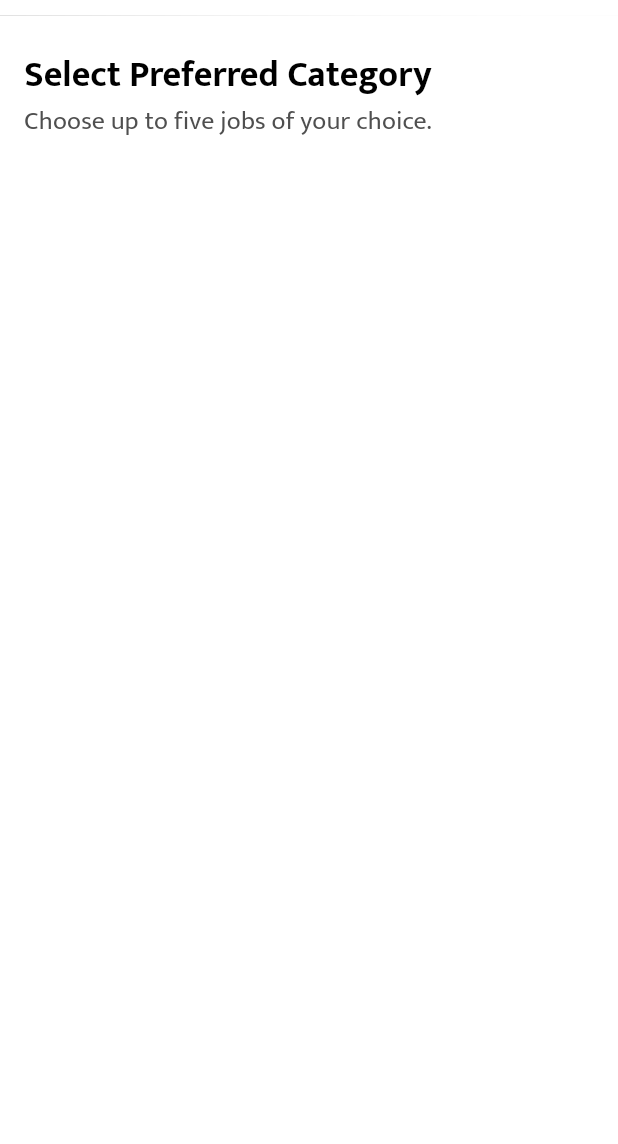
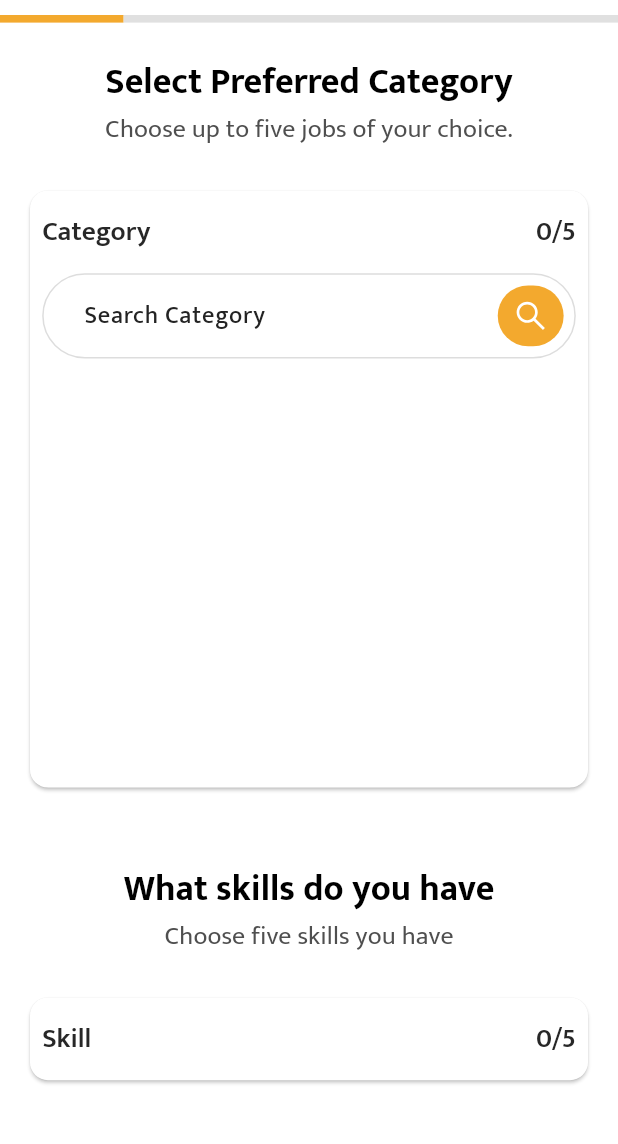
Before and after one commit to irajkumarr/job-seeker-application, a Flutter app: the screen it shows after launch, on a phone screen of 412 x 824 dp, the part 69-1213 px from its top. Run offline on Flutter 3.47's test engine with Material 3 defaults, Android fonts, the phone set to English and light mode, and no system bars; our stand-ins replace cached_network_image, connectivity_plus, firebase_core, firebase_messaging, flutter_cache_manager, flutter_local_notifications and 11 more; missing offline and left inert: app_settings; accounts and stored records are empty; generated files the repository leaves out were written again; network calls fail; project files that could hold a hidden picture were left out; key blocks and very long unbroken strings in the code were emptied for the run.

Commit message:
signup preferred screen done

```diff
--- a/frontend/lib/features/authentication/screens/signup/signup_preferred_screen.dart
+++ b/frontend/lib/features/authentication/screens/signup/signup_preferred_screen.dart
@@ -1,43 +1,51 @@
 import 'package:flutter/material.dart';
-import 'package:flutter_screenutil/flutter_screenutil.dart';
 import 'package:frontend/common/widgets/appbar/appbar.dart';
 import 'package:frontend/core/utils/constants/colors.dart';
 import 'package:frontend/core/utils/constants/sizes.dart';
 import 'package:frontend/core/utils/device/device_utility.dart';
+import 'package:frontend/features/authentication/screens/signup/widgets/preferred_category_section.dart';
+import 'package:frontend/features/authentication/screens/signup/widgets/preferred_skill_section.dart';
+import 'package:flutter_screenutil/flutter_screenutil.dart';
 
 class SignupPreferredScreen extends StatelessWidget {
-  const SignupPreferredScreen({super.key});
+  const SignupPreferredScreen({Key? key}) : super(key: key);
 
   @override
   Widget build(BuildContext context) {
     return Scaffold(
       appBar: PreferredSize(
-          preferredSize: Size.fromHeight(KDeviceUtils.getAppBarHeight()),
-          child: Appbar(isActionRequired: false)),
-      body: Padding(
-        padding: EdgeInsets.symmetric(horizontal: KSizes.md).copyWith(
-          bottom: KSizes.md,
+        preferredSize: Size.fromHeight(KDeviceUtils.getAppBarHeight() + 5.h),
+        child: Column(
+          crossAxisAlignment: CrossAxisAlignment.start,
+          children: [
+            Appbar(isActionRequired: false),
+            Row(
+              children: [
+                Container(
+                  color: KColors.primary,
+                  height: 5.h,
+                  width: 75.w,
+                ),
+                Expanded(
+                  child: Container(
+                    color: KColors.grey,
+                    height: 5.h,
+                  ),
+                ),
+              ],
+            ),
+          ],
         ),
+      ),
+      body: SingleChildScrollView(
         child: Column(
+          crossAxisAlignment: CrossAxisAlignment.center,
           children: [
+            // Category section
+            PreferredCategorySection(),
             SizedBox(height: KSizes.defaultSpace),
-            Text(
-              "Select Preferred Category",
-              style: Theme.of(context).textTheme.headlineMedium?.copyWith(
-                    fontWeight: FontWeight.bold,
-                    color: Colors.black,
-                  ),
-            ),
-            SizedBox(height: KSizes.xs),
-            Text(
-              "Choose up to five jobs of your choice.",
-              textAlign: TextAlign.center,
-              style: Theme.of(context).textTheme.titleSmall?.copyWith(
-                    color: KColors.darkerGrey,
-                    fontSize: 17.sp,
-                  ),
-            ),
-            SizedBox(height: KSizes.defaultSpace),
+            // Skill section
+            PreferredSkillSection(),
           ],
         ),
       ),
--- /dev/null
+++ b/frontend/lib/features/authentication/screens/signup/widgets/preferred_category_section.dart
@@ -0,0 +1,215 @@
+import 'package:flutter/material.dart';
+import 'package:flutter_screenutil/flutter_screenutil.dart';
+import 'package:flutter_vector_icons/flutter_vector_icons.dart';
+import 'package:frontend/common/widgets/buttons/custom_button.dart';
+import 'package:frontend/core/utils/circular_progress_indicator/custom_loading.dart';
+import 'package:frontend/core/utils/constants/colors.dart';
+import 'package:frontend/core/utils/constants/sizes.dart';
+import 'package:frontend/features/dashboard/providers/category_provider.dart';
+import 'package:provider/provider.dart';
+
+class PreferredCategorySection extends StatelessWidget {
+  const PreferredCategorySection({
+    super.key,
+  });
+
+  @override
+  Widget build(BuildContext context) {
+    final categoryProvider = Provider.of<CategoryProvider>(context);
+    return Column(
+      children: [
+        Column(
+          children: [
+            SizedBox(height: KSizes.defaultSpace),
+            Text(
+              "Select Preferred Category",
+              style: Theme.of(context).textTheme.headlineMedium?.copyWith(
+                    fontWeight: FontWeight.bold,
+                    color: Colors.black,
+                  ),
+            ),
+            SizedBox(height: KSizes.xs),
+            Text(
+              "Choose up to five jobs of your choice.",
+              textAlign: TextAlign.center,
+              style: Theme.of(context).textTheme.titleSmall?.copyWith(
+                    color: KColors.darkerGrey,
+                    fontSize: 17.sp,
+                  ),
+            ),
+            SizedBox(height: KSizes.defaultSpace),
+          ],
+        ),
+
+        // Category and Counter
+        Padding(
+          padding: const EdgeInsets.symmetric(horizontal: KSizes.md),
+          child: SizedBox(
+            height: categoryProvider.isMinimizedCategory ? null : 400.h,
+            child: GestureDetector(
+              onTap: categoryProvider.selectedCategories.length >= 1
+                  ? () {
+                      categoryProvider.toggleMinimizedCategory();
+                    }
+                  : null,
+              child: Card(
+                color: KColors.white,
+                child: Padding(
+                  padding: EdgeInsets.symmetric(
+                      horizontal: KSizes.sm, vertical: KSizes.md),
+                  child: Column(
+                    crossAxisAlignment: CrossAxisAlignment.start,
+                    children: [
+                      // Counter
+                      Row(
+                        mainAxisAlignment: MainAxisAlignment.spaceBetween,
+                        children: [
+                          Text(
+                            "Category",
+                            style: Theme.of(context)
+                                .textTheme
+                                .titleLarge!
+                                .copyWith(
+                                  fontSize: 18.sp,
+                                  fontWeight: FontWeight.w600,
+                                ),
+                          ),
+                          Text(
+                            "${categoryProvider.selectedCategories.length}/5",
+                            style: Theme.of(context)
+                                .textTheme
+                                .titleLarge!
+                                .copyWith(
+                                  fontSize: 18.sp,
+                                  fontWeight: FontWeight.w600,
+                                ),
+                          ),
+                        ],
+                      ),
+                      if (categoryProvider.isLoading) CustomLoading(),
+                      if (!categoryProvider.isMinimizedCategory &&
+                          !categoryProvider.isLoading) ...[
+                        SizedBox(height: KSizes.md),
+                        // Search Bar
+                        TextField(
+                          decoration: InputDecoration(
+                            contentPadding: EdgeInsets.symmetric(
+                                horizontal: KSizes.defaultSpace),
+                            suffixIcon: Padding(
+                              padding: EdgeInsets.all(KSizes.sm),
+                              child: Container(
+                                width: 40.w,
+                                height: 40.h,
+                                decoration: BoxDecoration(
+                                  color: KColors.primary,
+                                  borderRadius: BorderRadius.circular(100),
+                                ),
+                                child: Icon(
+                                  AntDesign.search1,
+                                  color: KColors.white,
+                                ),
+                              ),
+                            ),
+                            hintText: "Search Category",
+                            border: const OutlineInputBorder().copyWith(
+                              borderRadius: BorderRadius.circular(50),
+                              borderSide: const BorderSide(
+                                  width: 1, color: KColors.lightBackground),
+                            ),
+                            enabledBorder: const OutlineInputBorder().copyWith(
+                              borderRadius: BorderRadius.circular(50),
+                              borderSide: const BorderSide(
+                                  width: 1, color: KColors.lightBackground),
+                            ),
+                            focusedBorder: const OutlineInputBorder().copyWith(
+                              borderRadius: BorderRadius.circular(50),
+                              borderSide: const BorderSide(
+                                  width: 1, color: KColors.primary),
+                            ),
+                          ),
+                        ),
+                        SizedBox(height: KSizes.md),
+                        // Categories
+                        Expanded(
+                          child: Wrap(
+                            spacing: 10,
+                            runSpacing: 10,
+                            children:
+                                categoryProvider.categories!.map((category) {
+                              final isSelected = categoryProvider
+                                  .selectedCategories
+                                  .contains(category.name);
+
+                              return GestureDetector(
+                                onTap: () {
+                                  if (categoryProvider
+                                              .selectedCategories.length >=
+                                          5 &&
+                                      !isSelected) {
+                                    ScaffoldMessenger.of(context).showSnackBar(
+                                      SnackBar(
+                                        elevation: 0,
+                                        shape: RoundedRectangleBorder(
+                                          borderRadius:
+                                              BorderRadius.circular(KSizes.md),
+                                        ),
+                                        behavior: SnackBarBehavior.floating,
+                                        backgroundColor: KColors.error,
+                                        content: Text("Max limit reached"),
+                                        duration: Duration(seconds: 2),
+                                      ),
+                                    );
+                                  } else {
+                                    categoryProvider
+                                        .toggleCategory(category.name);
+                                  }
+                                },
+                                child: Container(
+                                  padding: const EdgeInsets.symmetric(
+                                    horizontal: 16.0,
+                                    vertical: 8.0,
+                                  ),
+                                  decoration: BoxDecoration(
+                                    color: isSelected
+                                        ? KColors.secondary
+                                        : Colors.white,
+                                    borderRadius: BorderRadius.circular(20),
+                                    border: Border.all(
+                                      color: isSelected
+                                          ? KColors.primary
+                                          : KColors.grey,
+                                    ),
+                                  ),
+                                  child: Text(
+                                    category.name,
+                                    style: TextStyle(
+                                      color: Colors.black,
+                                    ),
+                                  ),
+                                ),
+                              );
+                            }).toList(),
+                          ),
+                        ),
+                        SizedBox(height: KSizes.md),
+                        // Next Button
+                        categoryProvider.selectedCategories.length >= 1
+                            ? CustomButton(
+                                text: "Next",
+                                onPressed: () {
+                                  categoryProvider.toggleMinimizedCategory();
+                                },
+                              )
+                            : SizedBox(),
+                      ],
+                    ],
+                  ),
+                ),
+              ),
+            ),
+          ),
+        ),
+      ],
+    );
+  }
+}
--- /dev/null
+++ b/frontend/lib/features/authentication/screens/signup/widgets/preferred_skill_section.dart
@@ -0,0 +1,215 @@
+import 'package:flutter/material.dart';
+import 'package:flutter_vector_icons/flutter_vector_icons.dart';
+import 'package:frontend/common/widgets/buttons/custom_button.dart';
+import 'package:frontend/core/utils/circular_progress_indicator/custom_loading.dart';
+import 'package:frontend/core/utils/constants/colors.dart';
+import 'package:frontend/core/utils/constants/sizes.dart';
+import 'package:frontend/features/dashboard/providers/category_provider.dart';
+import 'package:provider/provider.dart';
+import 'package:flutter_screenutil/flutter_screenutil.dart';
+
+class PreferredSkillSection extends StatelessWidget {
+  const PreferredSkillSection({
+    super.key,
+  });
+
+  @override
+  Widget build(BuildContext context) {
+    final categoryProvider = Provider.of<CategoryProvider>(context);
+    return Column(
+      children: [
+        Column(
+          children: [
+            SizedBox(height: KSizes.defaultSpace),
+            Text(
+              "What skills do you have",
+              style: Theme.of(context).textTheme.headlineMedium?.copyWith(
+                    fontWeight: FontWeight.bold,
+                    color: Colors.black,
+                  ),
+            ),
+            SizedBox(height: KSizes.xs),
+            Text(
+              "Choose five skills you have",
+              textAlign: TextAlign.center,
+              style: Theme.of(context).textTheme.titleSmall?.copyWith(
+                    color: KColors.darkerGrey,
+                    fontSize: 17.sp,
+                  ),
+            ),
+            SizedBox(height: KSizes.defaultSpace),
+          ],
+        ),
+
+        // skill and Counter
+        Padding(
+          padding: const EdgeInsets.symmetric(horizontal: KSizes.md),
+          child: SizedBox(
+            height: categoryProvider.isMinimizedSkill ||
+                    !categoryProvider.isMinimizedCategory
+                ? null
+                : 430.h,
+            child: GestureDetector(
+              onTap: categoryProvider.selectedSkills.length >= 1
+                  ? () {
+                      categoryProvider.toggleMinimizedSkill();
+                    }
+                  : null,
+              child: Card(
+                color: KColors.white,
+                child: Padding(
+                  padding: EdgeInsets.symmetric(
+                      horizontal: KSizes.sm, vertical: KSizes.md),
+                  child: Column(
+                    crossAxisAlignment: CrossAxisAlignment.start,
+                    children: [
+                      // Counter
+                      Row(
+                        mainAxisAlignment: MainAxisAlignment.spaceBetween,
+                        children: [
+                          Text(
+                            "Skill",
+                            style: Theme.of(context)
+                                .textTheme
+                                .titleLarge!
+                                .copyWith(
+                                  fontSize: 18.sp,
+                                  fontWeight: FontWeight.w600,
+                                ),
+                          ),
+                          Text(
+                            "${categoryProvider.selectedSkills.length}/5",
+                            style: Theme.of(context)
+                                .textTheme
+                                .titleLarge!
+                                .copyWith(
+                                  fontSize: 18.sp,
+                                  fontWeight: FontWeight.w600,
+                                ),
+                          ),
+                        ],
+                      ),
+                      if (categoryProvider.isLoading) CustomLoading(),
+                      if (!categoryProvider.isMinimizedSkill &&
+                          categoryProvider.isMinimizedCategory) ...[
+                        SizedBox(height: KSizes.md),
+                        // Search Bar
+                        TextField(
+                          decoration: InputDecoration(
+                            contentPadding: EdgeInsets.symmetric(
+                                horizontal: KSizes.defaultSpace),
+                            suffixIcon: Padding(
+                              padding: EdgeInsets.all(KSizes.sm),
+                              child: Container(
+                                width: 40.w,
+                                height: 40.h,
+                                decoration: BoxDecoration(
+                                  color: KColors.primary,
+                                  borderRadius: BorderRadius.circular(100),
+                                ),
+                                child: Icon(
+                                  AntDesign.search1,
+                                  color: KColors.white,
+                                ),
+                              ),
+                            ),
+                            hintText: "Search Category",
+                            border: const OutlineInputBorder().copyWith(
+                              borderRadius: BorderRadius.circular(50),
+                              borderSide: const BorderSide(
+                                  width: 1, color: KColors.lightBackground),
+                            ),
+                            enabledBorder: const OutlineInputBorder().copyWith(
+                              borderRadius: BorderRadius.circular(50),
+                              borderSide: const BorderSide(
+                                  width: 1, color: KColors.lightBackground),
+                            ),
+                            focusedBorder: const OutlineInputBorder().copyWith(
+                              borderRadius: BorderRadius.circular(50),
+                              borderSide: const BorderSide(
+                                  width: 1, color: KColors.primary),
+                            ),
+                          ),
+                        ),
+                        SizedBox(height: KSizes.md),
+                        // Categories
+                        Expanded(
+                          child: Wrap(
+                            spacing: 10,
+                            runSpacing: 10,
+                            children:
+                                categoryProvider.prefferedSkills.map((skill) {
+                              final isSelected = categoryProvider.selectedSkills
+                                  .contains(skill);
+
+                              return GestureDetector(
+                                onTap: () {
+                                  if (categoryProvider.selectedSkills.length >=
+                                          5 &&
+                                      !isSelected) {
+                                    ScaffoldMessenger.of(context).showSnackBar(
+                                      SnackBar(
+                                        elevation: 0,
+                                        shape: RoundedRectangleBorder(
+                                          borderRadius:
+                                              BorderRadius.circular(KSizes.md),
+                                        ),
+                                        behavior: SnackBarBehavior.floating,
+                                        backgroundColor: KColors.error,
+                                        content: Text("Max limit reached"),
+                                        duration: Duration(seconds: 2),
+                                      ),
+                                    );
+                                  } else {
+                                    categoryProvider.toggleSkill(skill);
+                                  }
+                                },
+                                child: Container(
+                                  padding: const EdgeInsets.symmetric(
+                                    horizontal: 16.0,
+                                    vertical: 8.0,
+                                  ),
+                                  decoration: BoxDecoration(
+                                    color: isSelected
+                                        ? KColors.secondary
+                                        : Colors.white,
+                                    borderRadius: BorderRadius.circular(20),
+                                    border: Border.all(
+                                      color: isSelected
+                                          ? KColors.primary
+                                          : KColors.grey,
+                                    ),
+                                  ),
+                                  child: Text(
+                                    skill,
+                                    style: TextStyle(
+                                      color: Colors.black,
+                                    ),
+                                  ),
+                                ),
+                              );
+                            }).toList(),
+                          ),
+                        ),
+                        SizedBox(height: KSizes.md),
+                        // Next Button
+                        categoryProvider.selectedSkills.length >= 1
+                            ? CustomButton(
+                                text: "Next",
+                                onPressed: () {
+                                  categoryProvider.toggleMinimizedSkill();
+                                },
+                              )
+                            : SizedBox(),
+                      ],
+                    ],
+                  ),
+                ),
+              ),
+            ),
+          ),
+        ),
+      ],
+    );
+  }
+}
--- a/frontend/lib/features/dashboard/providers/category_provider.dart
+++ b/frontend/lib/features/dashboard/providers/category_provider.dart
@@ -15,6 +15,22 @@ class CategoryProvider with ChangeNotifier {
   List<CategoryModel>? get categories => _categories;
   bool get isLoading => _isLoading;
   ErrorModel? get error => _error;
+  final Set<String> _selectedCategories = {};
+  Set<String> get selectedCategories => _selectedCategories;
+
+  bool isMinimizedCategory = false;
+
+  void toggleMinimizedCategory() {
+    isMinimizedCategory = !isMinimizedCategory;
+    notifyListeners();
+  }
+
+  bool isMinimizedSkill = false;
+
+  void toggleMinimizedSkill() {
+    isMinimizedSkill = !isMinimizedSkill;
+    notifyListeners();
+  }
 
   CategoryProvider() {
     fetchCategories();
@@ -47,6 +63,15 @@ class CategoryProvider with ChangeNotifier {
     }
   }
 
+  void toggleCategory(String category) {
+    if (_selectedCategories.contains(category)) {
+      _selectedCategories.remove(category);
+    } else if (_selectedCategories.length < 5) {
+      _selectedCategories.add(category);
+    }
+    notifyListeners();
+  }
+
   CategoryModel? _category;
 
   CategoryModel? get category => _category;
@@ -62,8 +87,8 @@ class CategoryProvider with ChangeNotifier {
           await http.get(Uri.parse("$kAppBaseUrl/api/categories/$categoryId"));
 
       if (response.statusCode == 200) {
-        final jsonData = json.decode(response.body); // Decode the JSON response
-        _category = CategoryModel.fromJson(jsonData); // Convert JSON to model
+        final jsonData = json.decode(response.body);
+        _category = CategoryModel.fromJson(jsonData);
         _error = null;
         _isLoading = false;
         notifyListeners();
@@ -79,4 +104,31 @@ class CategoryProvider with ChangeNotifier {
       notifyListeners();
     }
   }
+
+  //for preferred skills
+
+  final List<String> prefferedSkills = [
+    "Computer skill",
+    "Marketing Capability",
+    "Customer Service Management Skills",
+    "Sales Knowledge",
+    "Computer Knowledge",
+    "Public Speaking",
+    "Reporting",
+    "Security",
+    "Reporting",
+    "Flexible",
+  ];
+  final Set<String> _selectedSkills = {};
+
+  Set<String> get selectedSkills => _selectedSkills;
+
+  void toggleSkill(String skill) {
+    if (_selectedSkills.contains(skill)) {
+      _selectedSkills.remove(skill);
+    } else if (_selectedSkills.length < 5) {
+      _selectedSkills.add(skill);
+    }
+    notifyListeners();
+  }
 }
--- a/frontend/pubspec.yaml
+++ b/frontend/pubspec.yaml
@@ -62,6 +62,7 @@ dependencies:
   dots_indicator: ^3.0.0
   carousel_slider: ^5.0.0
   smooth_page_indicator: ^1.2.0+3
+  loading_animation_widget: ^1.3.0
 
   uuid: any
   flutter_cache_manager: any
```
Also changed, not shown: frontend/lib/core/utils/circular_progress_indicator/custom_loading.dart (added, +37 -0 lines), frontend/pubspec.lock.
